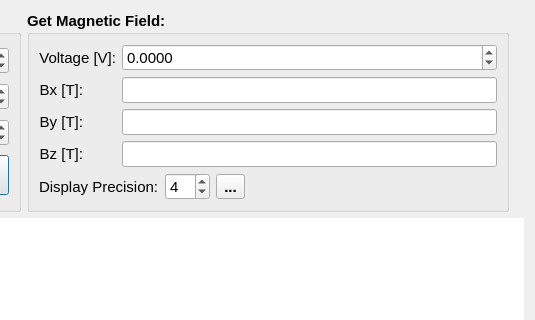
Before: the Qt Designer form hallbench/gui/ui/viewprobedialog.ui in lnls-ima/hall-bench-control, drawn with Qt 5; both pictures show x 750 to 1285 and y 0 to 320 of the 1285 by 829 pixel window.
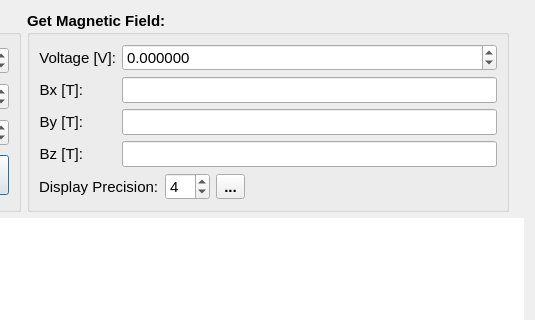
After: the same form once the commit is applied. Icons and pictures are not drawn. Custom widgets are drawn as their Qt base class.

Commit message: Adding display widget

Patch:
```diff
--- a/hallbench/gui/ui/viewprobedialog.ui
+++ b/hallbench/gui/ui/viewprobedialog.ui
@@ -172,7 +172,7 @@
            </font>
           </property>
           <property name="decimals">
-           <number>4</number>
+           <number>6</number>
           </property>
           <property name="minimum">
            <double>-100000.000000000000000</double>
```
The commit also changes 6 other files.
